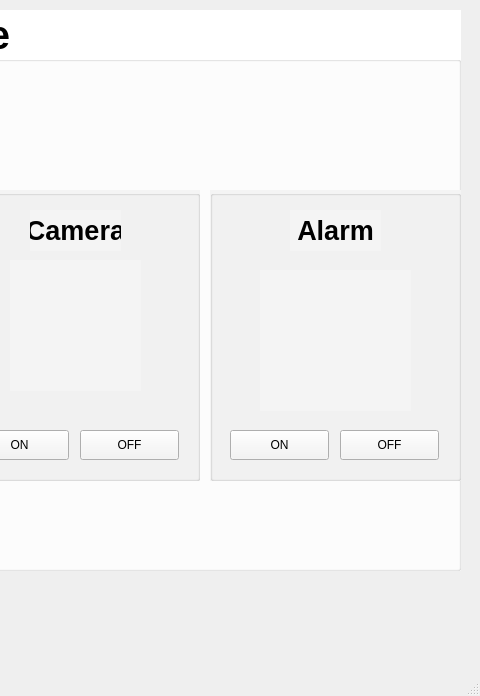
First picture: the form in day06/qt.ui, repository LEUNSU/basic-rasberrypi-2024, before the edit; both pictures show x 320 to 800 and y 0 to 696 of the 800 by 696 pixel window.
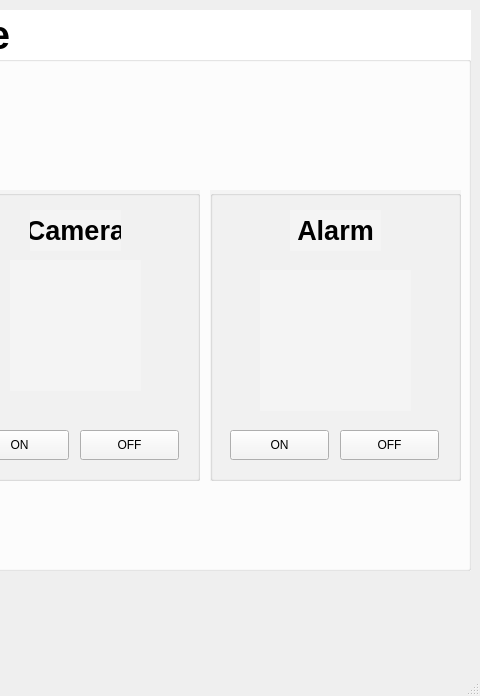
Second picture: the form after the edit. Icons and pictures are not drawn.

Diff of the .ui file:
```diff
--- a/day06/qt.ui
+++ b/day06/qt.ui
@@ -19,7 +19,7 @@
      <rect>
       <x>0</x>
       <y>10</y>
-      <width>781</width>
+      <width>791</width>
       <height>561</height>
      </rect>
     </property>
```
